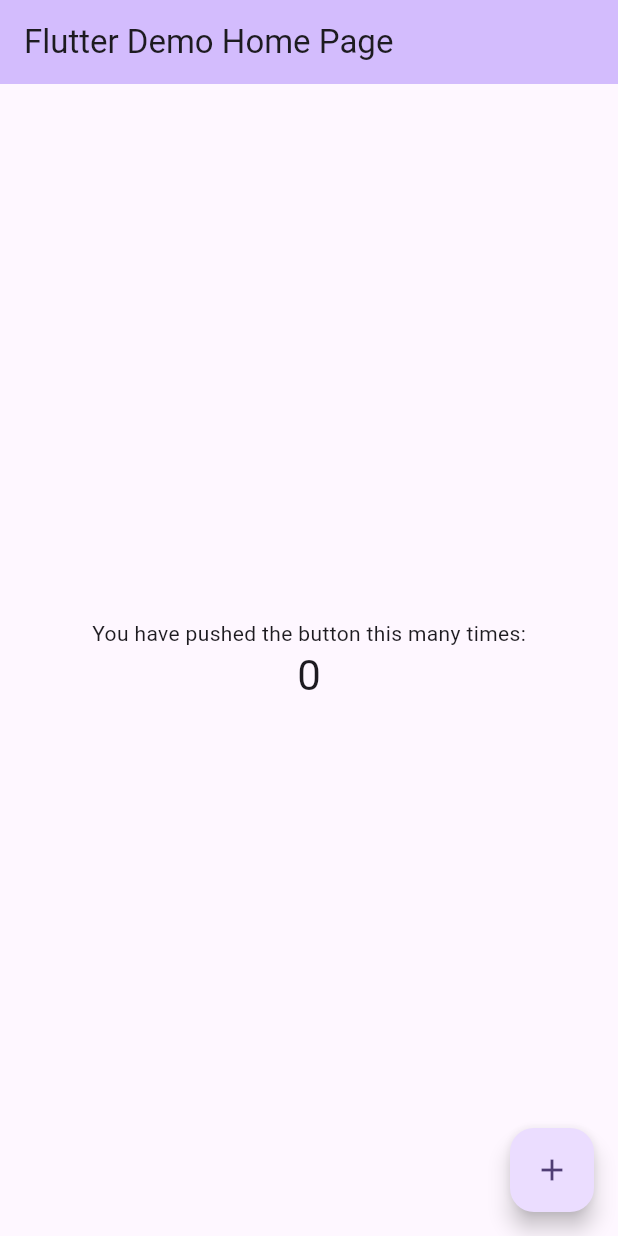
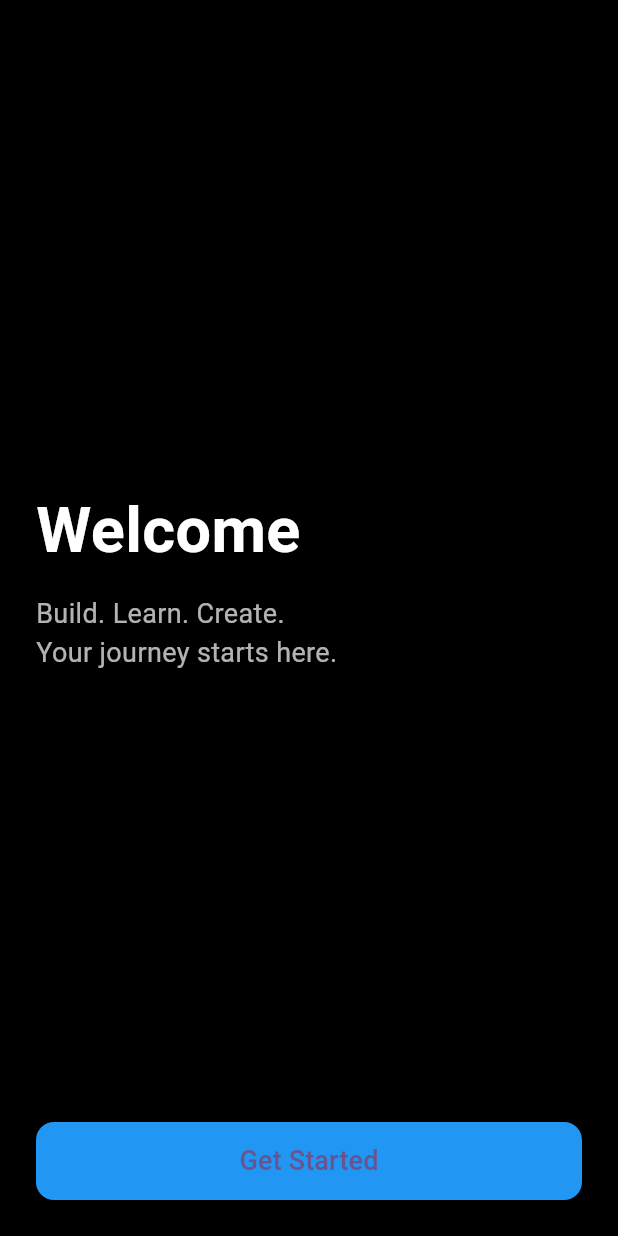
Before and after one commit to Potato-organization/trial_repo, a Flutter app: the screen it shows after launch, on a phone screen of 412 x 824 dp. Run offline on Flutter 3.47's test engine with Material 3 defaults, Android fonts, the phone set to English and light mode, and no system bars; our stand-ins replace audioplayers, sensors_plus.

Commit message:
add welcome page and shake detection feature

```diff
--- a/lib/main.dart
+++ b/lib/main.dart
@@ -1,4 +1,6 @@
 import 'package:flutter/material.dart';
+import 'welcome_page.dart';
+import 'home_page.dart'; // Make sure HomePage exists in this file
 
 void main() {
   runApp(const MyApp());
@@ -7,116 +9,15 @@ void main() {
 class MyApp extends StatelessWidget {
   const MyApp({super.key});
 
-  // This widget is the root of your application.
   @override
   Widget build(BuildContext context) {
     return MaterialApp(
+      debugShowCheckedModeBanner: false,
       title: 'Flutter Demo',
       theme: ThemeData(
-        // This is the theme of your application.
-        //
-        // TRY THIS: Try running your application with "flutter run". You'll see
-        // the application has a purple toolbar. Then, without quitting the app,
-        // try changing the seedColor in the colorScheme below to Colors.green
-        // and then invoke "hot reload" (save your changes or press the "hot
-        // reload" button in a Flutter-supported IDE, or press "r" if you used
-        // the command line to start the app).
-        //
-        // Notice that the counter didn't reset back to zero; the application
-        // state is not lost during the reload. To reset the state, use hot
-        // restart instead.
-        //
-        // This works for code too, not just values: Most code changes can be
-        // tested with just a hot reload.
-        colorScheme: .fromSeed(seedColor: Colors.deepPurple),
+        colorScheme: ColorScheme.fromSeed(seedColor: Colors.deepPurple),
       ),
-      home: const MyHomePage(title: 'Flutter Demo Home Page'),
+      home: const WelcomePage(), // ONLY ONE home
     );
   }
 }
-
-class MyHomePage extends StatefulWidget {
-  const MyHomePage({super.key, required this.title});
-
-  // This widget is the home page of your application. It is stateful, meaning
-  // that it has a State object (defined below) that contains fields that affect
-  // how it looks.
-
-  // This class is the configuration for the state. It holds the values (in this
-  // case the title) provided by the parent (in this case the App widget) and
-  // used by the build method of the State. Fields in a Widget subclass are
-  // always marked "final".
-
-  final String title;
-
-  @override
-  State<MyHomePage> createState() => _MyHomePageState();
-}
-
-class _MyHomePageState extends State<MyHomePage> {
-  int _counter = 0;
-
-  void _incrementCounter() {
-    setState(() {
-      // This call to setState tells the Flutter framework that something has
-      // changed in this State, which causes it to rerun the build method below
-      // so that the display can reflect the updated values. If we changed
-      // _counter without calling setState(), then the build method would not be
-      // called again, and so nothing would appear to happen.
-      _counter++;
-    });
-  }
-
-  @override
-  Widget build(BuildContext context) {
-    // This method is rerun every time setState is called, for instance as done
-    // by the _incrementCounter method above.
-    //
-    // The Flutter framework has been optimized to make rerunning build methods
-    // fast, so that you can just rebuild anything that needs updating rather
-    // than having to individually change instances of widgets.
-    return Scaffold(
-      appBar: AppBar(
-        // TRY THIS: Try changing the color here to a specific color (to
-        // Colors.amber, perhaps?) and trigger a hot reload to see the AppBar
-        // change color while the other colors stay the same.
-        backgroundColor: Theme.of(context).colorScheme.inversePrimary,
-        // Here we take the value from the MyHomePage object that was created by
-        // the App.build method, and use it to set our appbar title.
-        title: Text(widget.title),
-      ),
-      body: Center(
-        // Center is a layout widget. It takes a single child and positions it
-        // in the middle of the parent.
-        child: Column(
-          // Column is also a layout widget. It takes a list of children and
-          // arranges them vertically. By default, it sizes itself to fit its
-          // children horizontally, and tries to be as tall as its parent.
-          //
-          // Column has various properties to control how it sizes itself and
-          // how it positions its children. Here we use mainAxisAlignment to
-          // center the children vertically; the main axis here is the vertical
-          // axis because Columns are vertical (the cross axis would be
-          // horizontal).
-          //
-          // TRY THIS: Invoke "debug painting" (choose the "Toggle Debug Paint"
-          // action in the IDE, or press "p" in the console), to see the
-          // wireframe for each widget.
-          mainAxisAlignment: .center,
-          children: [
-            const Text('You have pushed the button this many times:'),
-            Text(
-              '$_counter',
-              style: Theme.of(context).textTheme.headlineMedium,
-            ),
-          ],
-        ),
-      ),
-      floatingActionButton: FloatingActionButton(
-        onPressed: _incrementCounter,
-        tooltip: 'Increment',
-        child: const Icon(Icons.add),
-      ),
-    );
-  }
-}
--- /dev/null
+++ b/lib/welcome_page.dart
@@ -0,0 +1,67 @@
+import 'package:flutter/material.dart';
+import 'home_page.dart'; // Make sure this file exists
+
+class WelcomePage extends StatelessWidget {
+  const WelcomePage({super.key});
+
+  @override
+  Widget build(BuildContext context) {
+    return Scaffold(
+      backgroundColor: Colors.black,
+      body: SafeArea(
+        child: Padding(
+          padding: const EdgeInsets.all(24),
+          child: Column(
+            mainAxisAlignment: MainAxisAlignment.center,
+            crossAxisAlignment: CrossAxisAlignment.start,
+            children: [
+              const Spacer(),
+
+              const Text(
+                "Welcome",
+                style: TextStyle(
+                  fontSize: 42,
+                  fontWeight: FontWeight.bold,
+                  color: Colors.white,
+                ),
+              ),
+
+              const SizedBox(height: 12),
+
+              const Text(
+                "Build. Learn. Create.\nYour journey starts here.",
+                style: TextStyle(fontSize: 18, color: Colors.white70),
+              ),
+
+              const Spacer(),
+
+              SizedBox(
+                width: double.infinity,
+                height: 52,
+                child: ElevatedButton(
+                  style: ElevatedButton.styleFrom(
+                    backgroundColor: Colors.blue,
+                    shape: RoundedRectangleBorder(
+                      borderRadius: BorderRadius.circular(12),
+                    ),
+                  ),
+                  onPressed: () {
+                    // Navigate to HomePage and remove WelcomePage from stack
+                    Navigator.pushReplacement(
+                      context,
+                      MaterialPageRoute(builder: (context) => const HomePage()),
+                    );
+                  },
+                  child: const Text(
+                    "Get Started",
+                    style: TextStyle(fontSize: 18),
+                  ),
+                ),
+              ),
+            ],
+          ),
+        ),
+      ),
+    );
+  }
+}
--- a/pubspec.yaml
+++ b/pubspec.yaml
@@ -31,6 +31,8 @@ dependencies:
   flutter:
     sdk: flutter
 
+  sensors_plus: ^4.0.2
+  audioplayers: ^5.2.1
   # The following adds the Cupertino Icons font to your application.
   # Use with the CupertinoIcons class for iOS style icons.
   cupertino_icons: ^1.0.8
@@ -51,6 +53,8 @@ dev_dependencies:
 
 # The following section is specific to Flutter packages.
 flutter:
+  assets:
+    - assets/sounds/shake.mp3
 
   # The following line ensures that the Material Icons font is
   # included with your application, so that you can use the icons in
```
Also changed, not shown: lib/home_page.dart (added, +80 -0 lines), pubspec.lock, 7 other files.
